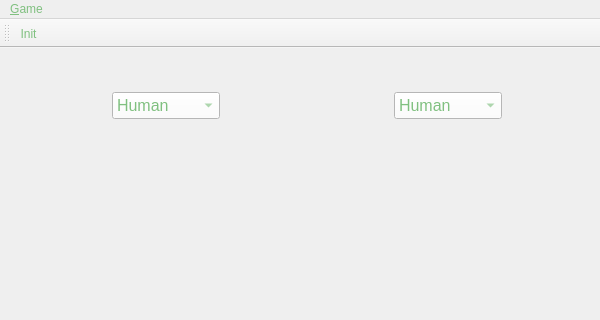
First picture: the form in QtMate/QtMate/MainWindow.ui, repository vivisuke/QtMate, before the edit; both pictures show x 0 to 600 and y 0 to 320 of the 600 by 837 pixel window.
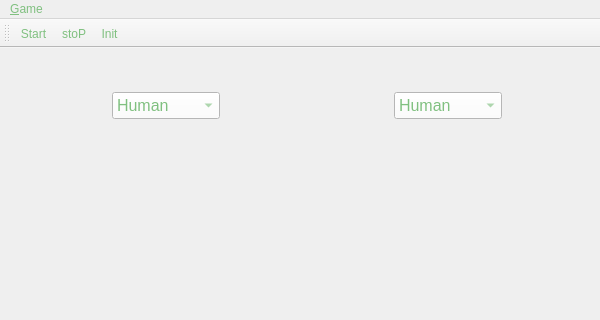
Second picture: the form after the edit. Icons and pictures are not drawn. Custom widgets are drawn as their Qt base class.

Commit message: 0033 ◎ C 12/01 12/02 0.001│ToDo│Game > Start, Stop アクションをツールバー表示

Patch:
```diff
--- a/QtMate/QtMate/MainWindow.ui
+++ b/QtMate/QtMate/MainWindow.ui
@@ -358,6 +358,8 @@
    <attribute name="toolBarBreak">
     <bool>false</bool>
    </attribute>
+   <addaction name="action_Start"/>
+   <addaction name="action_Stop"/>
    <addaction name="action_Init"/>
   </widget>
   <widget class="QStatusBar" name="statusBar"/>
@@ -366,6 +368,24 @@
     <string>&amp;Init</string>
    </property>
   </action>
+  <action name="action_Start">
+   <property name="icon">
+    <iconset>
+     <normaloff>images/play_black.png</normaloff>images/play_black.png</iconset>
+   </property>
+   <property name="text">
+    <string>&amp;Start</string>
+   </property>
+  </action>
+  <action name="action_Stop">
+   <property name="icon">
+    <iconset>
+     <normaloff>images/stop_32.png</normaloff>images/stop_32.png</iconset>
+   </property>
+   <property name="text">
+    <string>sto&amp;P</string>
+   </property>
+  </action>
  </widget>
  <layoutdefault spacing="6" margin="11"/>
  <customwidgets>
```
Left out of the diff: 9 changed lines with no effect on the pictures. The commit also changes 7 other files.
